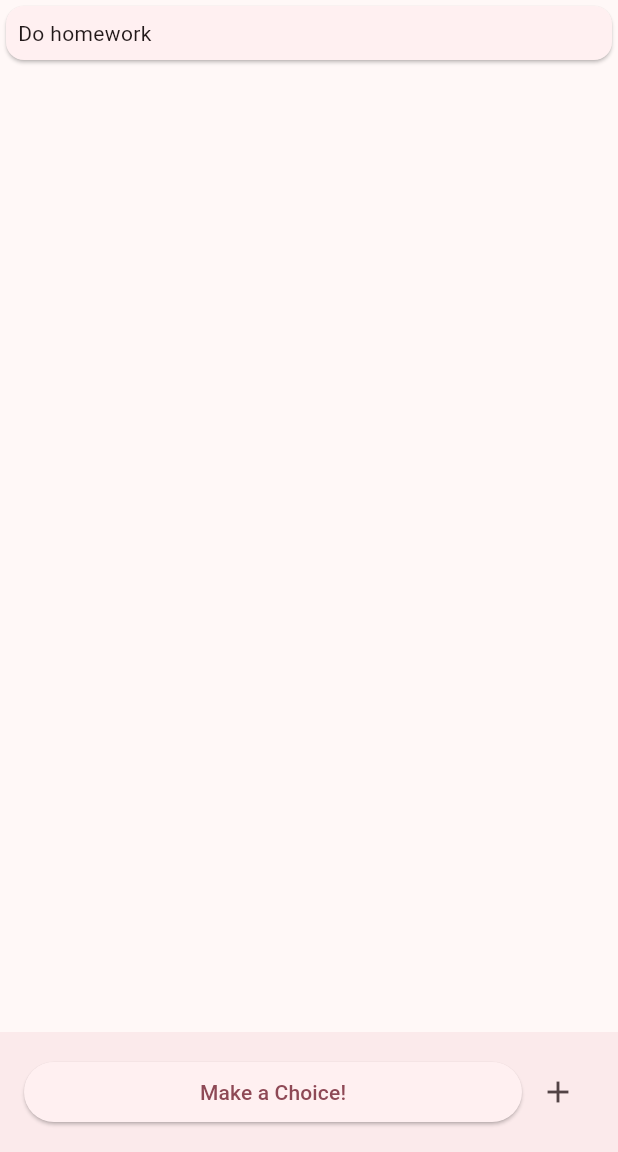
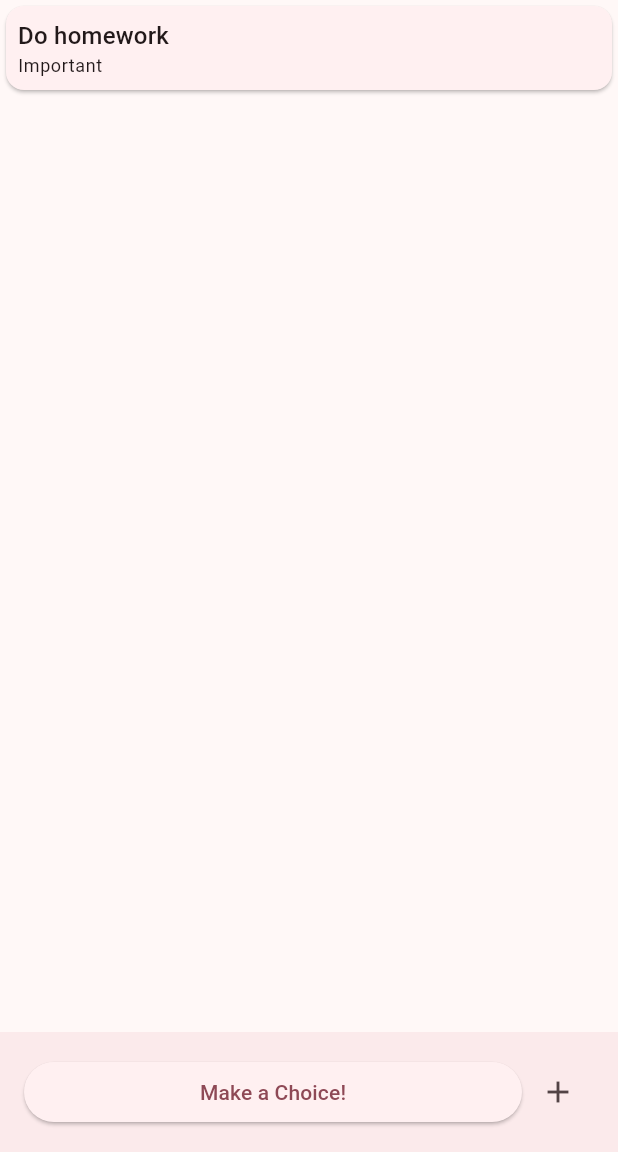
Before and after one commit to Vg34100/Flutter-IndecisionMachine, a Flutter app: the screen it shows after launch, on a phone screen of 412 x 824 dp, the part 84-1236 px from its top. Run offline on Flutter 3.47's test engine with Material 3 defaults, Android fonts, the phone set to English and light mode, and no system bars.

Commit message:
weight as a class

```diff
--- a/lib/models/choice_model.dart
+++ b/lib/models/choice_model.dart
@@ -1,7 +1,18 @@
+class Weight {
+  int amount;
+  String name;
+
+  Weight({
+    required this.amount,
+    required this.name
+  });
+}
+
 class Choice {
   String id; // Identifier
   String name;
-  int weight;
+
+  Weight weight;
 
   Choice({
     required this.id,
--- a/lib/views/main_view.dart
+++ b/lib/views/main_view.dart
@@ -37,7 +37,7 @@ class _MainViewState extends State<MainView> {
         ],
       ),
 
-      body: ChoiceCard(choice: Choice(id: '1', name: 'Do homework', weight: 1)),
+      body: ChoiceCard(choice: Choice(id: '1', name: 'Do homework', weight: Weight(amount: 3, name: "Important"))),
 
 
       bottomNavigationBar: BottomAppBar(
--- a/lib/widgets/choice_card.dart
+++ b/lib/widgets/choice_card.dart
@@ -17,7 +17,22 @@ class ChoiceCard extends StatelessWidget {
           padding: const EdgeInsets.all(8.0),
           child: Row(
             children: [
-              Expanded(child: Text(choice.name)),
+              Expanded(
+                child: Column(
+                  crossAxisAlignment: CrossAxisAlignment.start,
+                  mainAxisSize: MainAxisSize.min,
+                  children: [
+                    Text(
+                      choice.name,
+                      style: Theme.of(context).textTheme.titleMedium,
+                    ),
+                    Text(
+                      choice.weight.name,
+                      style: Theme.of(context).textTheme.bodySmall,
+                    ),
+                  ],
+                )
+              ),
             ],
           ),
         ),
```
